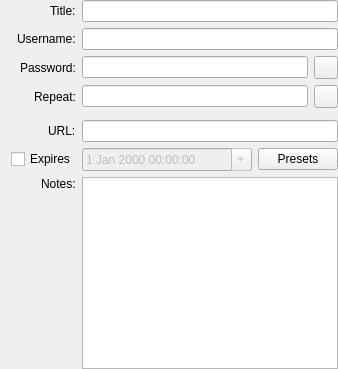
iluminat23/keepassxc-debian, file src/gui/entry/EditEntryWidgetMain.ui: the form before one commit.
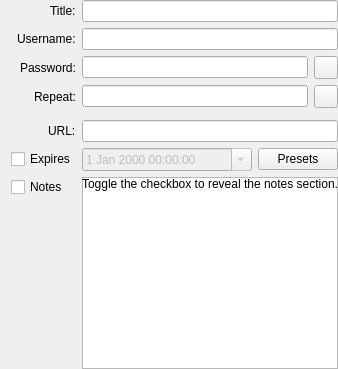
The form after the commit. Custom widgets are drawn as their Qt base class.

The edit to the form file:
```diff
--- a/src/gui/entry/EditEntryWidgetMain.ui
+++ b/src/gui/entry/EditEntryWidgetMain.ui
@@ -79,10 +79,10 @@
      </property>
     </widget>
    </item>
-   <item row="9" column="0" alignment="Qt::AlignRight|Qt::AlignTop">
-    <widget class="QLabel" name="notesLabel">
+   <item row="9" column="0" alignment="Qt::AlignLeft|Qt::AlignTop">
+    <widget class="QCheckBox" name="notesEnabled">
      <property name="text">
-      <string>Notes:</string>
+      <string>Notes</string>
      </property>
     </widget>
    </item>
@@ -129,6 +129,19 @@
      </property>
     </widget>
    </item>
+   <item row="9" column="1">
+    <widget class="QLabel" name="notesHint">
+     <property name="visible">
+      <bool>false</bool>
+     </property>
+     <property name="text">
+      <string>Toggle the checkbox to reveal the notes section.</string>
+     </property>
+     <property name="alignment">
+      <set>Qt::AlignTop</set>
+     </property>
+    </widget>
+   </item>
    <item row="1" column="0" alignment="Qt::AlignRight">
     <widget class="QLabel" name="usernameLabel">
      <property name="text">
```
